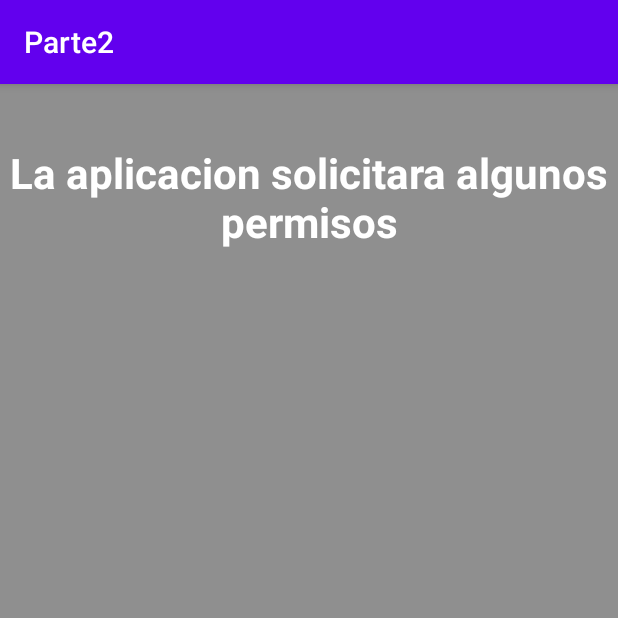
After one commit to WCNosliwsys/Parte2Online, an Android app: the Permisos screen opened directly, with no data from a screen before it, on a phone screen of 412 x 824 dp, the top half of it. The commit adds this screen. Run offline under Robolectric (Android 15) with nearby library versions, the phone set to English and light mode, and no system bars.

Commit message:
Solicitando permisos a la aplicacion

```diff
--- a/app/src/main/AndroidManifest.xml
+++ b/app/src/main/AndroidManifest.xml
@@ -23,8 +23,10 @@
             </intent-filter>
         </activity>
     </application>
+    <uses-permission android:name="android.permission.CALL_PHONE" />
     <uses-permission android:name="android.permission.INTERNET" />
-
-    <uses-permission android:name="android.permission.CALL_PHONE" />
+    <uses-permission android:name="android.permission.ACCESS_FINE_LOCATION" />
+    <uses-permission android:name="android.permission.GET_ACCOUNTS" />
+    <uses-permission android:name="android.permission.WRITE_EXTERNAL_STORAGE" />
 
 </manifest>
--- a/app/src/main/java/com/ingwilson/parte2/MainActivity.java
+++ b/app/src/main/java/com/ingwilson/parte2/MainActivity.java
@@ -45,6 +45,10 @@ public class MainActivity extends AppCompatActivity {
             startActivity(new Intent(this, Multimedia.class));
             return true;
         }
+        if (id == R.id.activity_permisos) {
+            startActivity(new Intent(this, Permisos.class));
+            return true;
+        }
         return super.onOptionsItemSelected(item);
     }
 
--- /dev/null
+++ b/app/src/main/res/layout/activity_permisos.xml
@@ -0,0 +1,20 @@
+<?xml version="1.0" encoding="utf-8"?>
+<LinearLayout xmlns:android="http://schemas.android.com/apk/res/android"
+    xmlns:tools="http://schemas.android.com/tools"
+    android:layout_width="match_parent"
+    android:layout_height="match_parent"
+    android:orientation="vertical"
+    android:background="#8f8f8f"
+    android:gravity="top"
+    >
+    <TextView
+        android:layout_width="match_parent"
+        android:layout_height="wrap_content"
+        android:layout_marginTop="40dp"
+        android:text="La aplicacion solicitara algunos permisos"
+        android:textColor="#fff"
+        android:textStyle="bold"
+        android:textSize="28sp"
+        android:gravity="center"
+        />
+</LinearLayout>
```
Also changed, not shown: app/src/main/java/com/ingwilson/parte2/Permisos.java (added, +133 -0 lines).
